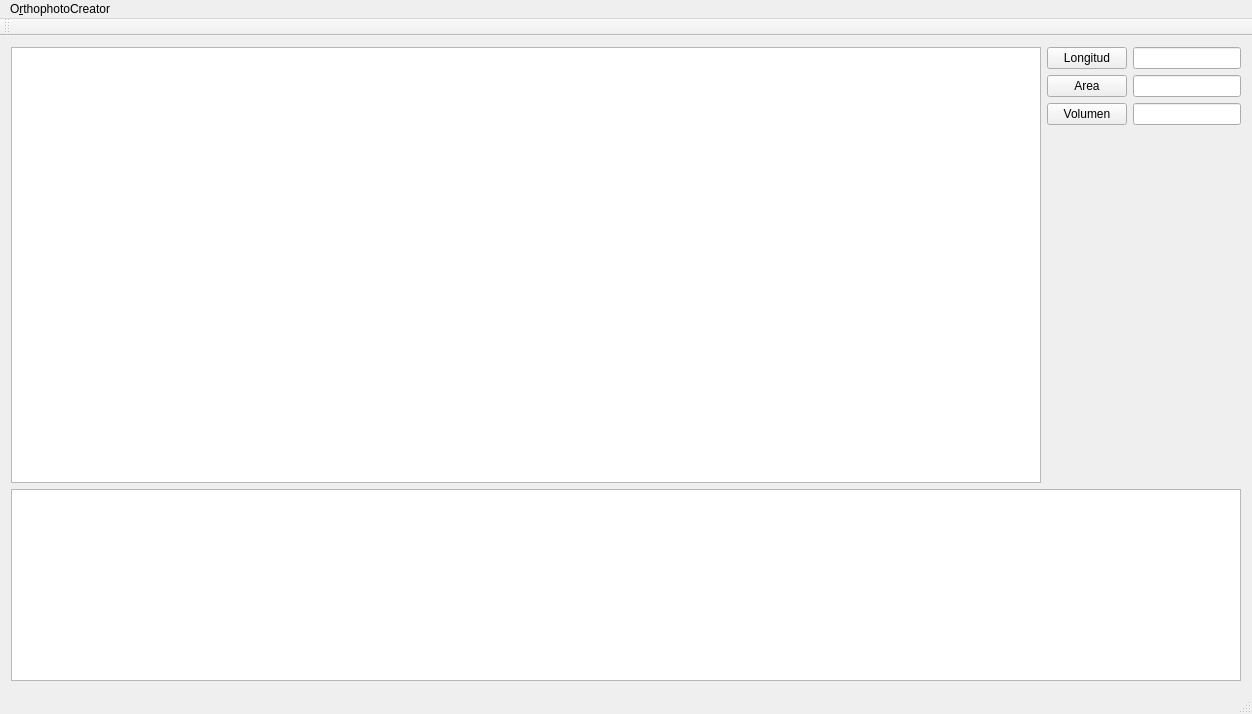
Above: mainwindow.ui from marcos2307/OrtophotoCreator before the change. Below: the same form after it.
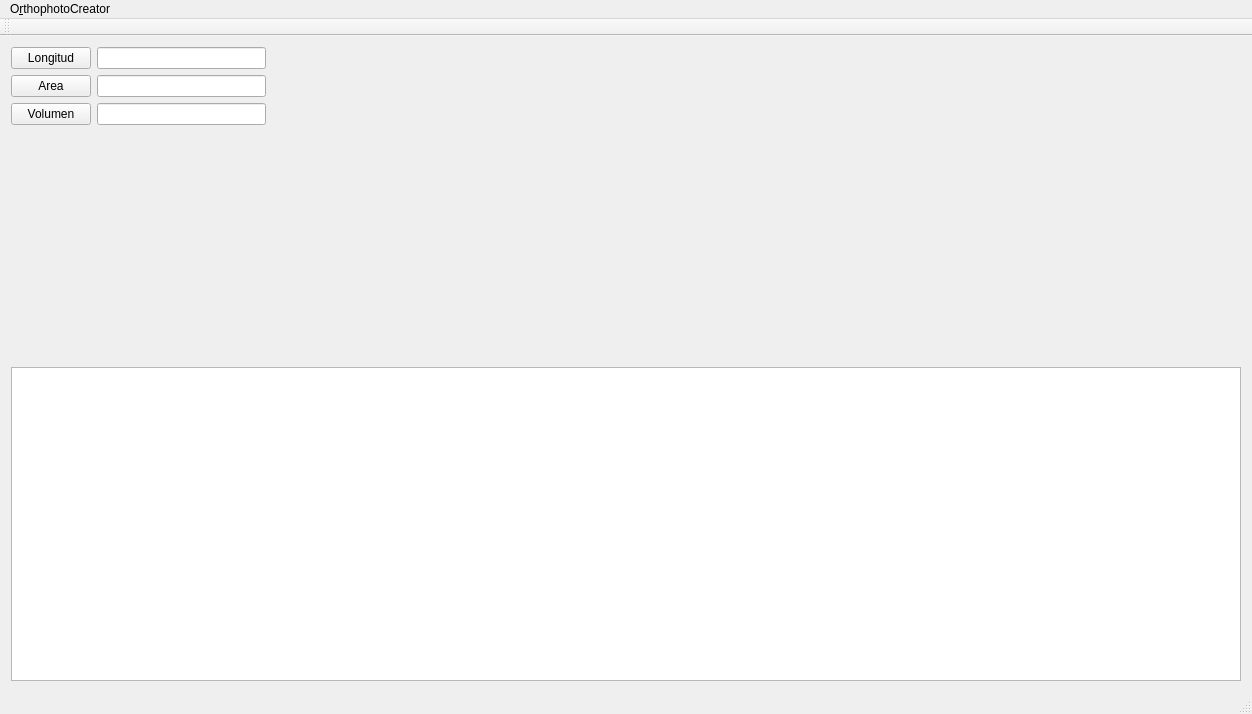
That is the form after the change.

Commit message: -Se crea la clase Imagen que hereda de QGraphicsView, para capturar la posicion relativa del mouse. -Se conecta la señal creada ¨coordinates_clicked¨ a la consola, para mostrar las coordenadas. -Modificaciones en el main para poder incluir esta nueva clase.

```diff
--- a/mainwindow.ui
+++ b/mainwindow.ui
@@ -23,9 +23,6 @@
    <layout class="QVBoxLayout" name="verticalLayout">
     <item>
      <layout class="QHBoxLayout" name="horizontalLayout">
-      <item>
-       <widget class="QGraphicsView" name="imagen"/>
-      </item>
       <item>
        <layout class="QFormLayout" name="formLayout">
         <item row="0" column="0">
@@ -109,6 +106,24 @@
         <verstretch>0</verstretch>
        </sizepolicy>
       </property>
+      <property name="mouseTracking">
+       <bool>true</bool>
+      </property>
+      <property name="verticalScrollBarPolicy">
+       <enum>Qt::ScrollBarAsNeeded</enum>
+      </property>
+      <property name="horizontalScrollBarPolicy">
+       <enum>Qt::ScrollBarAsNeeded</enum>
+      </property>
+      <property name="documentTitle">
+       <string/>
+      </property>
+      <property name="readOnly">
+       <bool>true</bool>
+      </property>
+      <property name="plainText">
+       <string/>
+      </property>
      </widget>
     </item>
    </layout>
```
Left out of the diff: 37 changed lines with no effect on the pictures. The commit also changes 5 other files.
